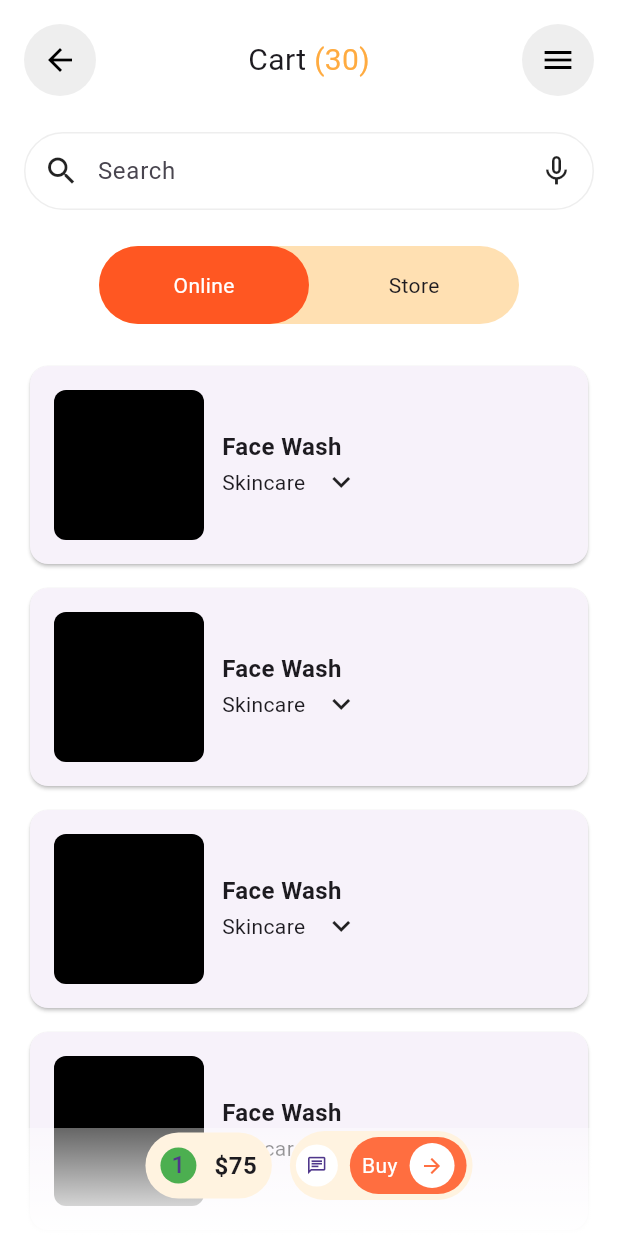
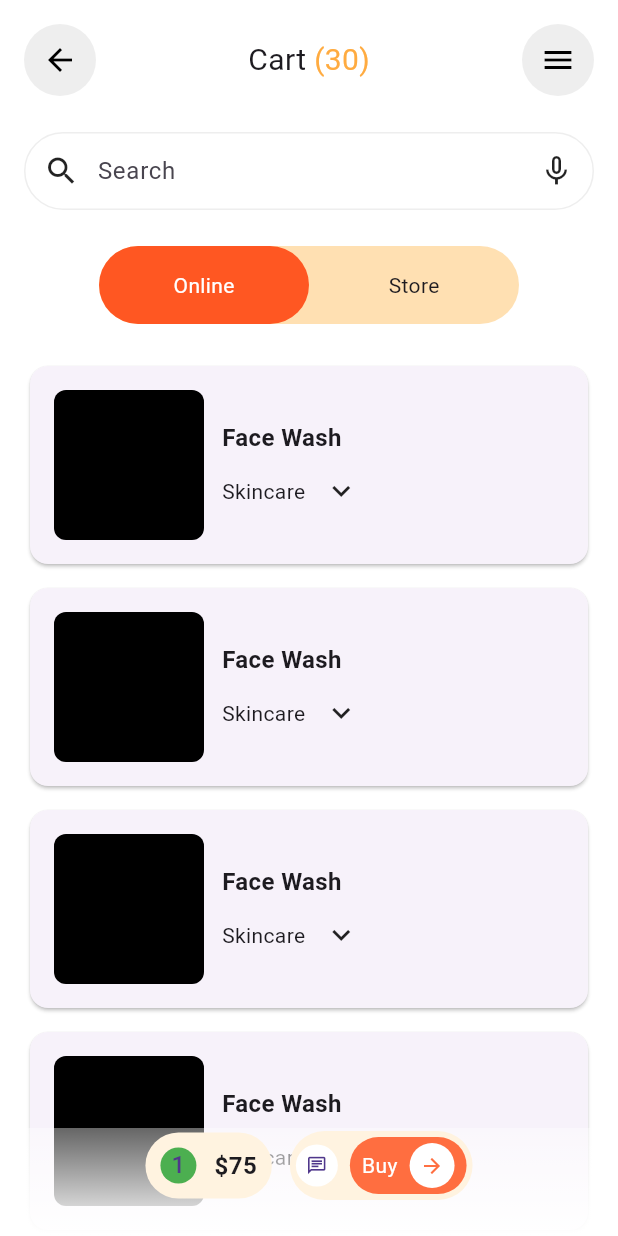
Before and after one commit to JAICHANGPARK/flutter_notebook_chapter_43, a Flutter app: the MarketplaceCartPage screen opened directly, on a phone screen of 412 x 824 dp. Run offline on Flutter 3.47's test engine with Material 3 defaults, Android fonts, the phone set to English and light mode, and no system bars; our stand-ins replace gap, hugeicons.

Commit message:
Update marketplace_cart_page.dart

```diff
--- a/lib/ep2168_marketplace_app/ui/marketplace_cart_page.dart
+++ b/lib/ep2168_marketplace_app/ui/marketplace_cart_page.dart
@@ -154,6 +154,7 @@ class _MarketplaceCartPageState extends State<MarketplaceCartPage> {
                                   Expanded(
                                     child: Column(
                                       crossAxisAlignment: CrossAxisAlignment.start,
+                                      spacing: 12,
                                       children: [
                                         Text(
                                           "Face Wash",
```
